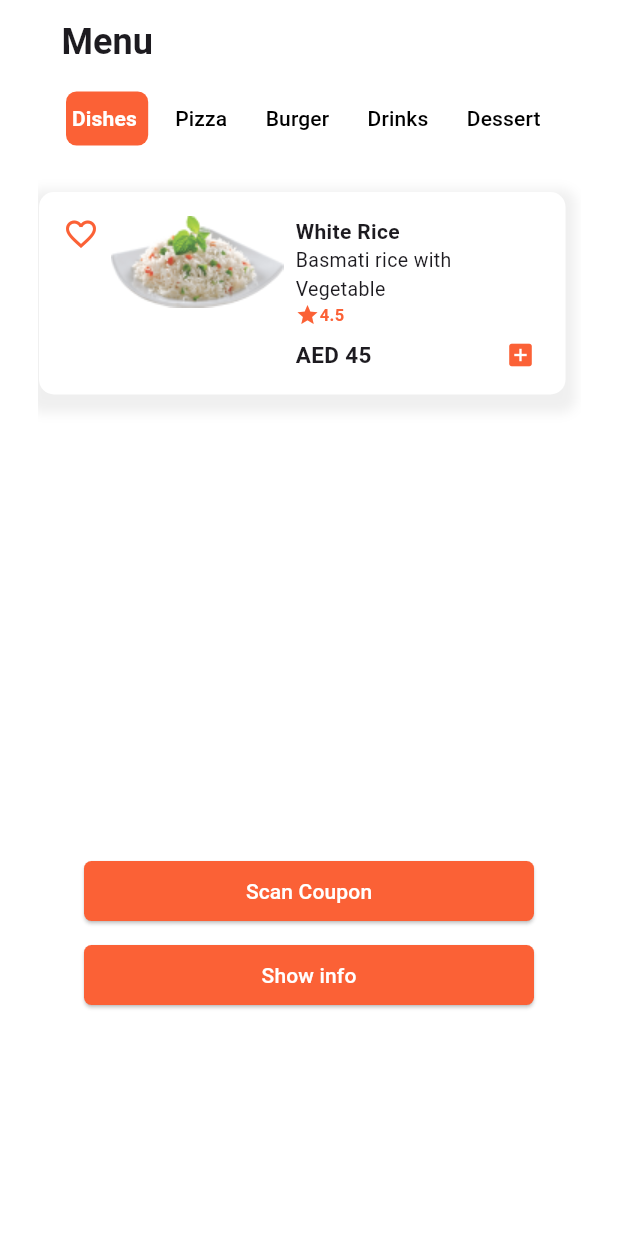
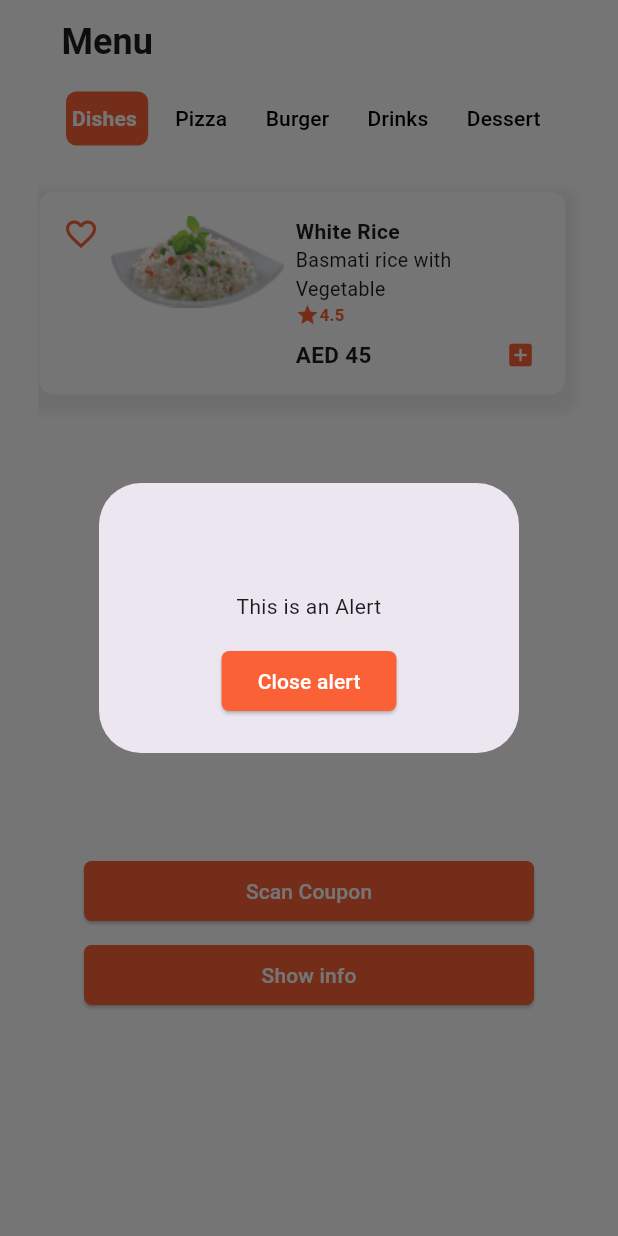
Before and after one commit to Flutter-gg-1/Restaurant-Menu-app, a Flutter app: the screen it shows after launch, after a tap on "Show info", on a phone screen of 412 x 824 dp. Run offline on Flutter 3.47's test engine with Material 3 defaults, Android fonts, the phone set to English and light mode, and no system bars; drawn by our look-alikes of buttons_tabbar.

Commit message:
done alert

```diff
--- a/assignment/lib/Homepage.dart
+++ b/assignment/lib/Homepage.dart
@@ -187,19 +187,17 @@ class Card extends StatelessWidget {
         onPressed: () {
           showModalBottomSheet(context: context, builder: (context){
             return Container(
-              color: Color.fromARGB(255, 251, 97, 54),
+              color: const Color.fromARGB(255, 251, 97, 54),
               height: 400,
               width: 330,
                 child: Column(
                   children: [
-                    Text('Coupons',  style: TextStyle(fontSize: 18, fontWeight: FontWeight.bold, color: const Color.fromARGB(255, 255, 255, 255))),
-                    Text('Cheese Burger', style: TextStyle(fontSize: 20, color: const Color.fromARGB(255, 255, 255, 255))),
-                    Text('ID', style: TextStyle(fontSize: 11, color: const Color.fromARGB(255, 255, 255, 255))),
-                    Text('C1487837237208', style: TextStyle(fontSize: 11, color: const Color.fromARGB(255, 255, 255, 255))),
+                    const Text('Coupons',  style: TextStyle(fontSize: 18, fontWeight: FontWeight.bold, color: Color.fromARGB(255, 255, 255, 255))),
+                    const Text('Cheese Burger', style: TextStyle(fontSize: 20, color: Color.fromARGB(255, 255, 255, 255))),
+                    const Text('ID', style: TextStyle(fontSize: 11, color: Color.fromARGB(255, 255, 255, 255))),
+                    const Text('C1487837237208', style: TextStyle(fontSize: 11, color: Color.fromARGB(255, 255, 255, 255))),
                     Image.asset('asset/Code.png'),
                   ],
-
-
               ),           );
           });
         },
@@ -215,7 +213,39 @@ class Card extends StatelessWidget {
       ),
       const SizedBox(height: 8.0),
       ElevatedButton(
-        onPressed: () {},
+        onPressed: () {
+showDialog(
+  context: context,
+  builder: (BuildContext context) {
+    return AlertDialog(
+      title: const Text(''),
+      content: Column(
+        mainAxisSize: MainAxisSize.min,
+        children: [
+          const Text(
+            'This is an Alert',
+            textAlign: TextAlign.center,
+          ),
+          const SizedBox(height: 16.0),
+          ElevatedButton(
+            onPressed: () {
+              Navigator.of(context).pop();
+            },
+            style: ElevatedButton.styleFrom(
+               backgroundColor: const Color.fromARGB(255, 251, 97, 54),
+              shape: RoundedRectangleBorder(
+                borderRadius: BorderRadius.circular(5),
+              ),
+            ),
+            child: const Text('Close alert', style: TextStyle(color: Colors.white)),
+          ),
+        ],
+      ),
+    );
+  },
+);
+
+        },
         style: ElevatedButton.styleFrom(
           fixedSize: const Size(300, 40),
           backgroundColor: const Color.fromARGB(255, 251, 97, 54),
```
